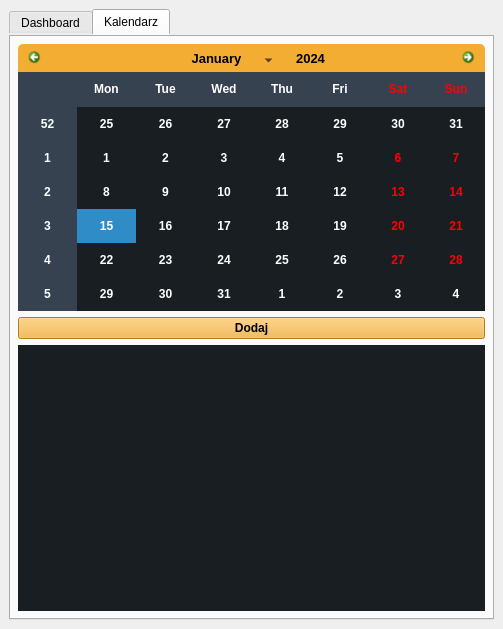
First picture: the form in mainwindow.ui, repository rastuch/Terminarz, before the edit.
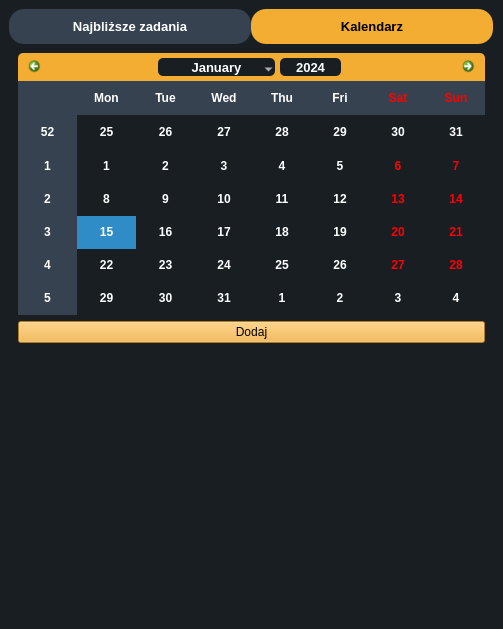
Second picture: the form after the edit. The open tabs and pages were chosen to show the change. Icons and pictures are not drawn.

```diff
--- a/mainwindow.ui
+++ b/mainwindow.ui
@@ -10,21 +10,63 @@
     <height>629</height>
    </rect>
   </property>
+  <property name="minimumSize">
+   <size>
+    <width>503</width>
+    <height>629</height>
+   </size>
+  </property>
+  <property name="maximumSize">
+   <size>
+    <width>503</width>
+    <height>629</height>
+   </size>
+  </property>
   <property name="windowTitle">
    <string>TERMINARZ</string>
   </property>
   <property name="styleSheet">
-   <string notr="true">alternate-background-color: rgb(25, 30, 35);</string>
+   <string notr="true"/>
   </property>
   <widget class="QWidget" name="main">
    <property name="styleSheet">
-    <string notr="true"/>
+    <string notr="true">
+    background-color: #191E23;</string>
    </property>
    <layout class="QVBoxLayout" name="verticalLayout">
     <item>
      <widget class="QTabWidget" name="switchingTabs">
+      <property name="font">
+       <font>
+        <pointsize>10</pointsize>
+        <bold>true</bold>
+        <underline>false</underline>
+       </font>
+      </property>
       <property name="styleSheet">
-       <string notr="true">border-color: rgb(25, 30, 35);</string>
+       <string notr="true">QTabWidget::pane {
+	border: 0;
+} 
+
+QTabBar::tab {
+	color: #FFFFFF;
+	border-radius: 15px;
+	width: 222px;
+	background-color: #364250;
+	border: 0; 
+	padding: 10px;
+} 
+
+QTabBar::tab:hover { 
+	background-color: #F7C670;
+	color: #000000;
+}
+QTabBar::tab:selected { 
+	background-color: #F3AD33;
+	color: #000000;
+
+}
+</string>
       </property>
       <property name="currentIndex">
        <number>1</number>
@@ -34,7 +76,7 @@
         <string notr="true">background-color:#191E23;</string>
        </property>
        <attribute name="title">
-        <string>Dashboard</string>
+        <string>Najbliższe zadania</string>
        </attribute>
        <layout class="QGridLayout" name="gridLayout_3">
         <property name="topMargin">
@@ -155,7 +197,6 @@
 	border-top-left-radius: 5px;
 	border-top-right-radius: 5px;
 }
-
 #qt_calendar_prevmonth,
 #qt_calendar_nextmonth {			/*Przyciski zmiany miesiąca*/ 
     border: none; 			/*Usuwa obramowanie */
@@ -187,7 +228,7 @@
 	background-color: #191E23;
 }
 #qt_calendar_yearbutton{			/*Przycisk zmiany roku*/
-	color: #000000;
+	color: #FFFFFF;
 	margin: 5px;
 	border-radius: 5px;
 	font-size: 13px;
@@ -195,7 +236,7 @@
 	padding: 0 10px;
 }
 #qt_calendar_monthbutton{			/*Przycisk zmiany miesiąca*/
-	color: #000000;
+	color: #FFFFFF;
 	width: 110px;
 	font-size: 13px;
 	margin: 5px 0;
@@ -286,7 +327,7 @@
         <item>
          <widget class="QPushButton" name="addButton">
           <property name="styleSheet">
-           <string notr="true">background-color: #F3AD33; color: #000000; font-weight: 700;</string>
+           <string notr="true">background-color: #F3AD33;</string>
           </property>
           <property name="text">
            <string>Dodaj</string>
```
Left out of the diff: 2 changed lines with no effect on the pictures.
